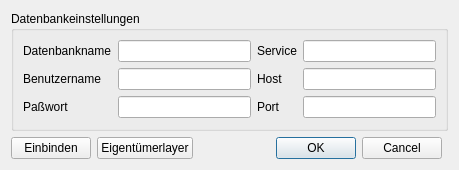
This is conf.ui in norBIT/alkisplugin as Qt 5 draws it before an edit. The edited form follows.
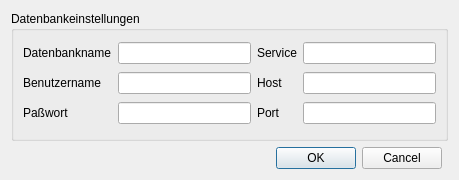
This is the edited form.

Commit message: - UMN-Mapfile-Unterstützung (Erzeugung über GUI und die Kommandozeile) - Einbinden der ALKIS-Layer und des Eignerlayers in QGIS aus   Konfigurationsdialog in Menü verlegt

```diff
--- a/conf.ui
+++ b/conf.ui
@@ -7,14 +7,14 @@
     <x>0</x>
     <y>0</y>
     <width>459</width>
-    <height>170</height>
+    <height>180</height>
    </rect>
   </property>
   <property name="windowTitle">
    <string>ALKIS-Import</string>
   </property>
   <layout class="QGridLayout" name="gridLayout">
-   <item row="0" column="0" colspan="5">
+   <item row="0" column="0" colspan="4">
     <widget class="QGroupBox" name="groupBox">
      <property name="title">
       <string>Datenbankeinstellungen</string>
@@ -123,21 +123,14 @@
      </layout>
     </widget>
    </item>
-   <item row="3" column="3">
+   <item row="3" column="2">
     <widget class="QDialogButtonBox" name="bb">
      <property name="standardButtons">
       <set>QDialogButtonBox::Cancel|QDialogButtonBox::Ok</set>
      </property>
     </widget>
    </item>
-   <item row="3" column="0">
-    <widget class="QPushButton" name="pbEinbinden">
-     <property name="text">
-      <string>Einbinden</string>
-     </property>
-    </widget>
-   </item>
-   <item row="3" column="2">
+   <item row="3" column="1">
     <spacer name="horizontalSpacer">
      <property name="orientation">
       <enum>Qt::Horizontal</enum>
@@ -150,13 +143,6 @@
      </property>
     </spacer>
    </item>
-   <item row="3" column="1">
-    <widget class="QPushButton" name="pbEignerLayer">
-     <property name="text">
-      <string>Eigentümerlayer</string>
-     </property>
-    </widget>
-   </item>
   </layout>
  </widget>
  <tabstops>
```
The commit also changes 13 other files.
